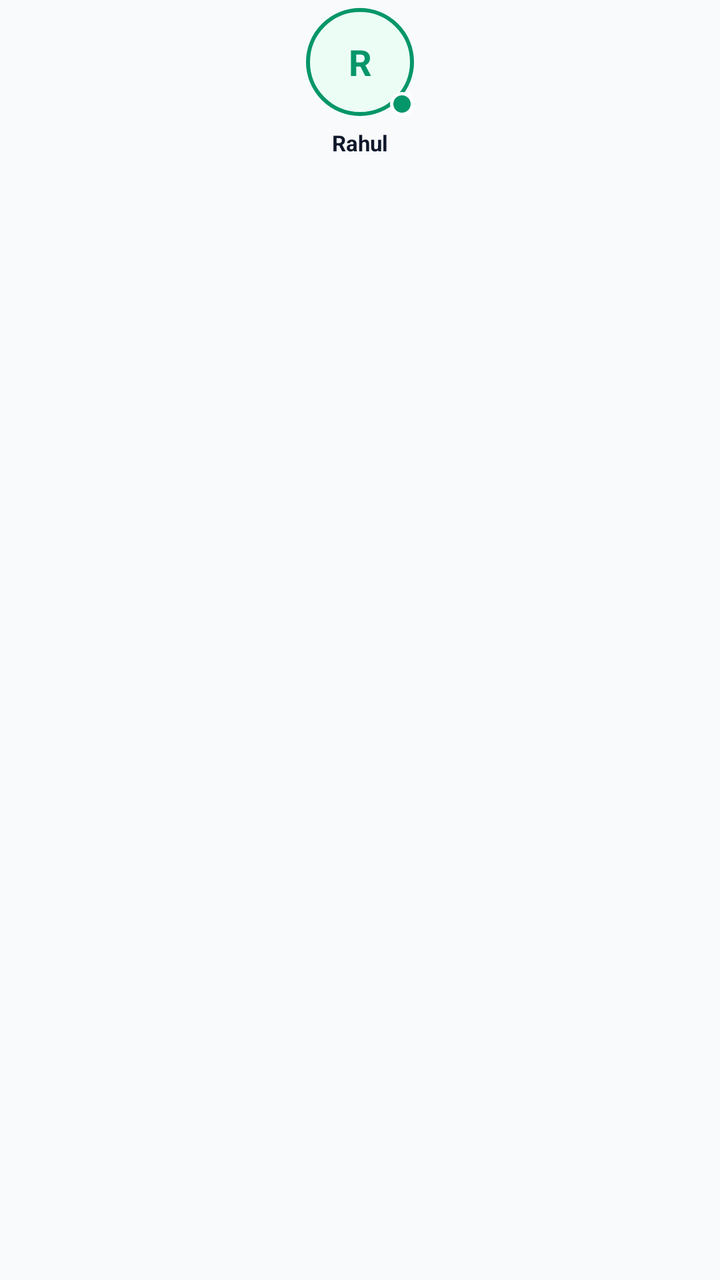
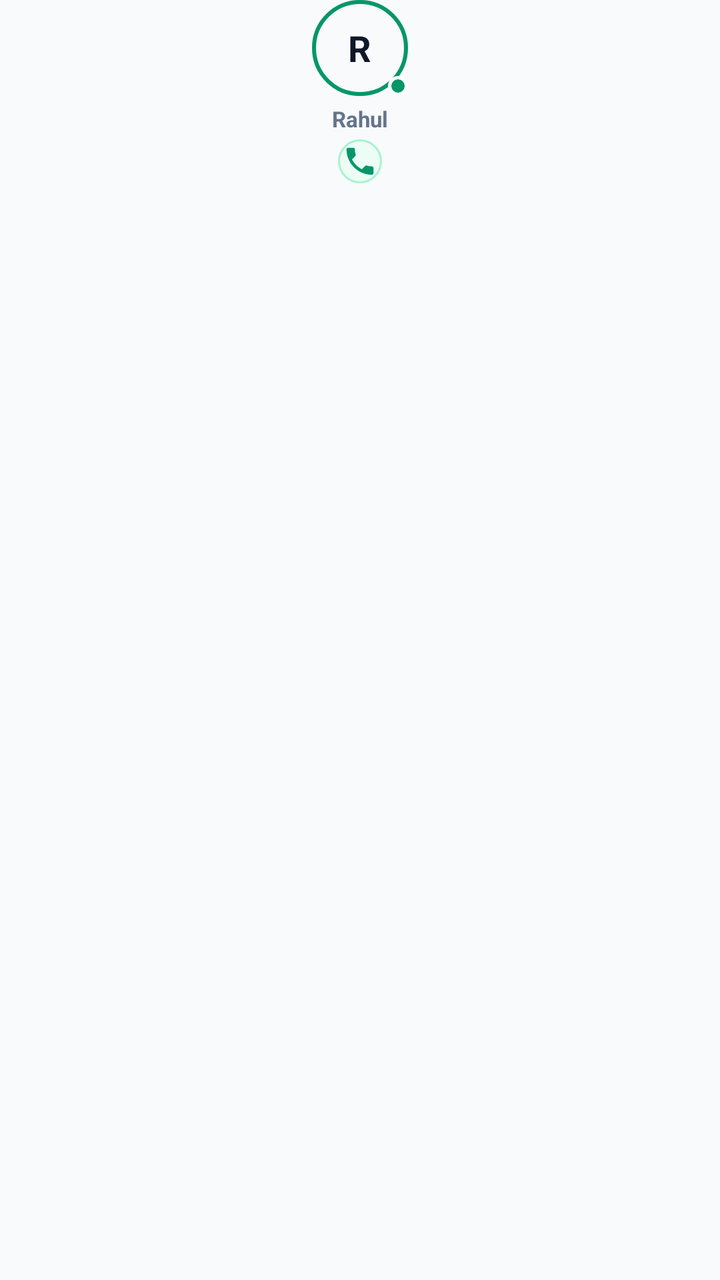

The first picture is an Android layout as it rendered before a commit; the second is the same layout after the commit. The layout source and the unified diff follow.
<!-- AndroidManifest.xml: application theme Theme.Sunao -->
<!-- res/layout/item_presence_contact.xml -->
<?xml version="1.0" encoding="utf-8"?>
<LinearLayout xmlns:android="http://schemas.android.com/apk/res/android"
    android:layout_width="wrap_content"
    android:layout_height="wrap_content"
    android:orientation="vertical"
    android:gravity="center_horizontal"
    android:paddingHorizontal="8dp"
    android:paddingVertical="4dp">

    <RelativeLayout
        android:layout_width="54dp"
        android:layout_height="54dp">

        <View
            android:id="@+id/presenceAvatarRing"
            android:layout_width="54dp"
            android:layout_height="54dp"
            android:background="@drawable/bg_presence_ring" />

        <TextView
            android:id="@+id/tvPresenceInitial"
            android:layout_width="46dp"
            android:layout_height="46dp"
            android:layout_centerInParent="true"
            android:gravity="center"
            android:textColor="@color/primary_emerald"
            android:textSize="18sp"
            android:textStyle="bold"
            android:text="R" />

        <View
            android:id="@+id/presenceLiveDot"
            android:layout_width="12dp"
            android:layout_height="12dp"
            android:layout_alignParentBottom="true"
            android:layout_alignParentEnd="true"
            android:background="@drawable/bg_online_dot" />
    </RelativeLayout>

    <TextView
        android:id="@+id/tvPresenceName"
        android:layout_width="wrap_content"
        android:layout_height="wrap_content"
        android:layout_marginTop="6dp"
        android:ellipsize="end"
        android:maxLines="1"
        android:text="Rahul"
        android:textColor="@color/text_primary"
        android:textSize="11sp"
        android:textStyle="bold" />

</LinearLayout>
<!-- resources referenced by this layout -->
<resources>
  <color name="primary_emerald">#059669</color>
  <color name="text_primary">#0F172A</color>
  <!-- drawable bg_online_dot (drawable) -->
  <?xml version="1.0" encoding="utf-8"?>
  <shape xmlns:android="http://schemas.android.com/apk/res/android" android:shape="oval">
      <solid android:color="@color/primary_emerald" />
      <stroke android:width="1.5dp" android:color="@color/card_white" />
  </shape>
  <!-- drawable bg_presence_ring (drawable) -->
  <?xml version="1.0" encoding="utf-8"?>
  <shape xmlns:android="http://schemas.android.com/apk/res/android" android:shape="oval">
      <solid android:color="@color/emerald_light" />
      <stroke android:width="2dp" android:color="@color/primary_emerald" />
  </shape>
  <style name="Theme.Sunao" parent="Theme.MaterialComponents.Light.NoActionBar">
          <item name="colorPrimary">@color/primary_emerald</item>
          <item name="colorPrimaryDark">@color/primary_emerald_dark</item>
          <item name="colorAccent">@color/primary_emerald</item>
          <item name="android:windowBackground">@color/slate_bg</item>
          <item name="android:statusBarColor">@color/primary_emerald_dark</item>
      </style>
  <color name="card_white">#FFFFFF</color>
  <color name="emerald_light">#ECFDF5</color>
  <color name="primary_emerald_dark">#047857</color>
  <color name="slate_bg">#F8FAFC</color>
</resources>

<!-- the commit's change to res/layout/item_presence_contact.xml (unified diff, before → after) -->
@@ -1,52 +1,57 @@
 <?xml version="1.0" encoding="utf-8"?>
 <LinearLayout xmlns:android="http://schemas.android.com/apk/res/android"
-    android:layout_width="wrap_content"
+    android:layout_width="62dp"
     android:layout_height="wrap_content"
+    android:gravity="center_horizontal"
     android:orientation="vertical"
-    android:gravity="center_horizontal"
-    android:paddingHorizontal="8dp"
-    android:paddingVertical="4dp">
+    android:paddingHorizontal="3dp">
 
-    <RelativeLayout
-        android:layout_width="54dp"
-        android:layout_height="54dp">
+    <FrameLayout
+        android:layout_width="48dp"
+        android:layout_height="48dp">
 
         <View
-            android:id="@+id/presenceAvatarRing"
-            android:layout_width="54dp"
-            android:layout_height="54dp"
+            android:id="@+id/presenceAvatarBg"
+            android:layout_width="48dp"
+            android:layout_height="48dp"
             android:background="@drawable/bg_presence_ring" />
 
         <TextView
             android:id="@+id/tvPresenceInitial"
-            android:layout_width="46dp"
-            android:layout_height="46dp"
-            android:layout_centerInParent="true"
-            android:gravity="center"
-            android:textColor="@color/primary_emerald"
+            android:layout_width="wrap_content"
+            android:layout_height="wrap_content"
+            android:layout_gravity="center"
+            android:text="R"
+            android:textColor="@color/text_primary"
             android:textSize="18sp"
-            android:textStyle="bold"
-            android:text="R" />
+            android:textStyle="bold" />
 
         <View
-            android:id="@+id/presenceLiveDot"
-            android:layout_width="12dp"
-            android:layout_height="12dp"
-            android:layout_alignParentBottom="true"
-            android:layout_alignParentEnd="true"
+            android:layout_width="10dp"
+            android:layout_height="10dp"
+            android:layout_gravity="bottom|end"
             android:background="@drawable/bg_online_dot" />
-    </RelativeLayout>
+    </FrameLayout>
 
     <TextView
         android:id="@+id/tvPresenceName"
         android:layout_width="wrap_content"
         android:layout_height="wrap_content"
-        android:layout_marginTop="6dp"
+        android:layout_marginTop="4dp"
         android:ellipsize="end"
         android:maxLines="1"
         android:text="Rahul"
-        android:textColor="@color/text_primary"
+        android:textColor="@color/text_secondary"
         android:textSize="11sp"
         android:textStyle="bold" />
 
+    
+    <ImageButton
+        android:id="@+id/btnMiniCall"
+        android:layout_width="22dp"
+        android:layout_height="22dp"
+        android:layout_marginTop="3dp"
+        android:background="@drawable/bg_mini_call_btn"
+        android:src="@drawable/ic_call_svg"
+        android:padding="4dp" />
 </LinearLayout>
<!-- resource entries referenced after the edit -->
@@ -2,6 +2,15 @@
 <resources>
   <color name="primary_emerald">#059669</color>
   <color name="text_primary">#0F172A</color>
+  <color name="text_secondary">#64748B</color>
+  <!-- drawable bg_mini_call_btn (drawable) -->
+  <?xml version="1.0" encoding="utf-8"?>
+  <shape xmlns:android="http://schemas.android.com/apk/res/android"
+      android:shape="oval">
+      <solid android:color="@color/call_audio_bg" />
+      <stroke android:width="1dp" android:color="@color/call_audio_border" />
+      <size android:width="22dp" android:height="22dp" />
+  </shape>
   <!-- drawable bg_online_dot (drawable) -->
   <?xml version="1.0" encoding="utf-8"?>
   <shape xmlns:android="http://schemas.android.com/apk/res/android" android:shape="oval">
@@ -14,16 +23,32 @@
       <solid android:color="@color/emerald_light" />
       <stroke android:width="2dp" android:color="@color/primary_emerald" />
   </shape>
+  <!-- drawable ic_call_svg (drawable) -->
+  <?xml version="1.0" encoding="utf-8"?>
+  <vector xmlns:android="http://schemas.android.com/apk/res/android"
+      android:width="18dp"
+      android:height="18dp"
+      android:viewportWidth="24"
+      android:viewportHeight="24">
+      <path
+          android:fillColor="#059669"
+          android:pathData="M20.01,15.38c-1.23,0 -2.42,-0.2 -3.53,-0.56 -0.35,-0.12 -0.74,-0.03 -1.02,0.24l-2.2,2.2c-2.83,-1.44 -5.15,-3.75 -6.59,-6.58l2.2,-2.21c0.28,-0.27 0.36,-0.66 0.25,-1.01C8.76,6.34 8.56,5.16 8.56,3.93 8.56,3.42 8.14,3 7.63,3H4.06C3.55,3 3,3.42 3,3.93c0,9.39 7.63,17.02 17.01,17.02 0.51,0 0.94,-0.42 0.94,-0.93v-3.64c0,-0.51 -0.43,-0.94 -0.94,-0.94z" />
+  </vector>
   <style name="Theme.Sunao" parent="Theme.MaterialComponents.Light.NoActionBar">
           <item name="colorPrimary">@color/primary_emerald</item>
-          <item name="colorPrimaryDark">@color/primary_emerald_dark</item>
-          <item name="colorAccent">@color/primary_emerald</item>
+          <item name="colorPrimaryDark">@color/header_dark</item>
+          <item name="colorAccent">@color/accent_mint</item>
           <item name="android:windowBackground">@color/slate_bg</item>
-          <item name="android:statusBarColor">@color/primary_emerald_dark</item>
+          <item name="android:statusBarColor">@color/header_dark</item>
+          <item name="android:windowLightStatusBar">false</item>
+          <item name="android:navigationBarColor">@color/slate_bg</item>
+          <item name="android:windowLightNavigationBar">true</item>
       </style>
+  <color name="call_audio_bg">#ECFDF5</color>
+  <color name="call_audio_border">#A7F3D0</color>
   <color name="card_white">#FFFFFF</color>
-  <color name="emerald_light">#ECFDF5</color>
-  <color name="primary_emerald_dark">#047857</color>
+  <color name="header_dark">#0F172A</color>
+  <color name="accent_mint">#10B981</color>
   <color name="slate_bg">#F8FAFC</color>
 </resources>
 
